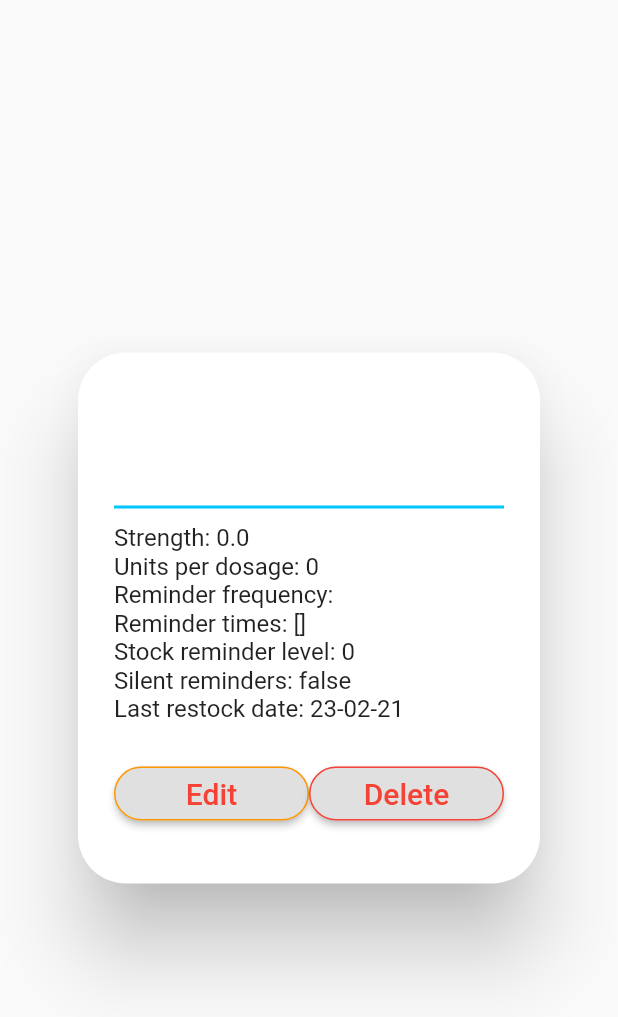
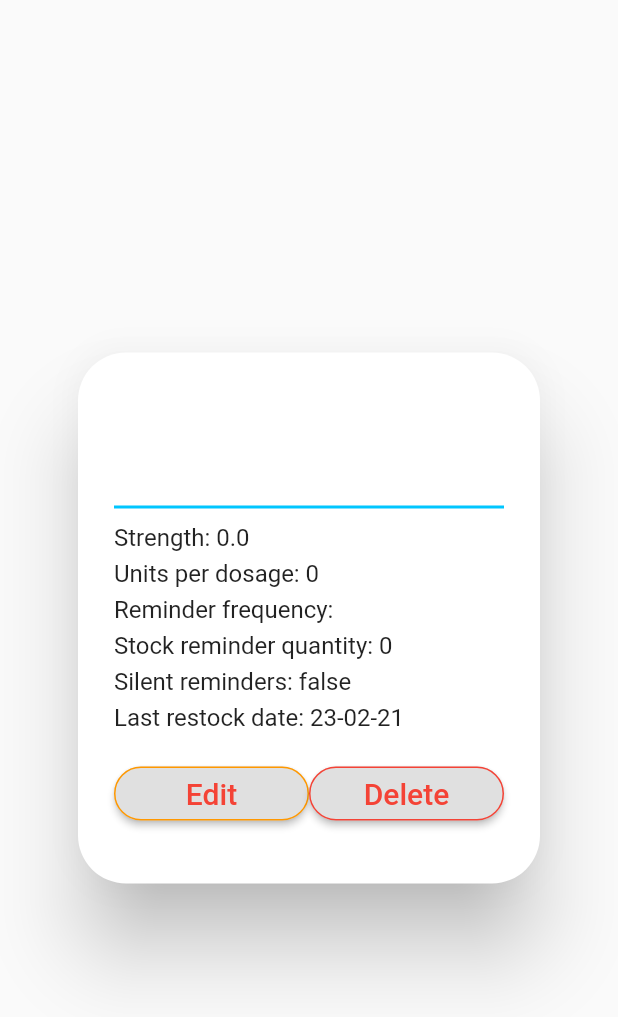
Before and after one commit to jacosdin9/Prescription-management-app, a Flutter app: the PrescriptionPopup widget shown alone on an empty page, opened directly with empty values, on a phone screen of 412 x 824 dp. Shown: the top 1017 px of the screen. Run offline on Flutter 3.47's test engine with Material 2 defaults, Android fonts, the phone set to English and light mode, and no system bars; our stand-ins replace cloud_firestore, device_info, firebase_auth, firebase_core, flutter_local_notifications, flutter_native_timezone and 6 more; missing offline and left inert: draw_graph, qrscan; accounts and stored records are empty.

```diff
--- a/project/lib/deviceNotification_files/reminderPopup.dart
+++ b/project/lib/deviceNotification_files/reminderPopup.dart
@@ -67,8 +67,11 @@ class ReminderPopup extends StatelessWidget{
                 crossAxisAlignment: CrossAxisAlignment.start,
                 children: [
                   Text("Prescription: " + prescription),
+                  SizedBox(height: 5),
                   Text("Reminder frequency: " + freq),
+                  SizedBox(height: 5),
                   freq == 'Single' ? Text("Type: Stock reminder") : Text("Type: Dosage reminder"),
+                  SizedBox(height: 5),
                   Text("Time: " + time),
 
                 ],
--- a/project/lib/prescriptions_files/prescriptionPopup.dart
+++ b/project/lib/prescriptions_files/prescriptionPopup.dart
@@ -82,15 +82,16 @@ class PrescriptionPopup extends StatelessWidget{
                 crossAxisAlignment: CrossAxisAlignment.start,
                 children: [
                   Text("Strength: " + strength.toString() + strengthUnits),
+                  SizedBox(height: 5),
                   Text("Units per dosage: " + unitsPerDosage.toString()),
+                  SizedBox(height: 5),
                   Text("Reminder frequency: " + reminderFreq.toString()),
-                  Text("Reminder times: " + reminderTimes.toString()),
-                  Text("Stock reminder level: " + stockReminder.toString()),
+                  SizedBox(height: 5),
+                  Text("Stock reminder quantity: " + stockReminder.toString()),
+                  SizedBox(height: 5),
                   Text("Silent reminders: " + silentReminders.toString()),
+                  SizedBox(height: 5),
                   Text("Last restock date: " + DateFormat('dd-MM-yy').format(lastRestockDate),),
-
-
-
                 ],
               ),
               flex: 2,
```
Also changed, not shown: project/lib/prescriptions_files/addPrescription.dart (+5 -2 lines), project/lib/prescriptions_files/prescriptions.dart (+14 -0 lines), project/lib/report_files/graph.dart (+18 -11 lines).
